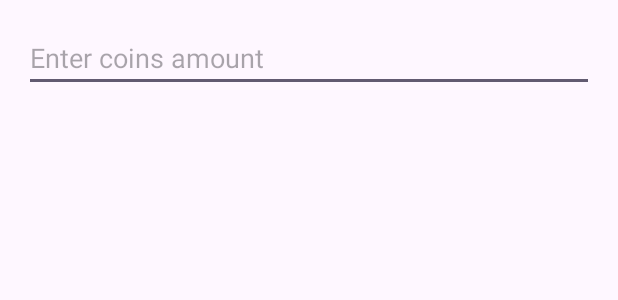
After one commit to Huycute1104/MiniProjectMobile, an Android app: the layout dialog_add_coins.xml on its own in the app's theme, with its tools: preview values and no code run, on a phone screen of 412 x 824 dp. The commit adds this screen. Shown: the top 300 px of the screen. Run offline under Robolectric (Android 15) with nearby library versions, the phone set to English and light mode, and no system bars.

Commit message:
Addcoin -Done

```diff
--- /dev/null
+++ b/app/src/main/res/layout/dialog_add_coins.xml
@@ -0,0 +1,15 @@
+<?xml version="1.0" encoding="utf-8"?>
+<LinearLayout xmlns:android="http://schemas.android.com/apk/res/android"
+    android:layout_width="match_parent"
+    android:layout_height="wrap_content"
+    android:orientation="vertical"
+    android:padding="16dp">
+
+    <EditText
+        android:id="@+id/edtCoins"
+        android:layout_width="match_parent"
+        android:layout_height="wrap_content"
+        android:hint="Enter coins amount"
+        android:inputType="number" />
+
+</LinearLayout>
```
Also changed, not shown: app/src/main/java/com/example/miniproject/LoginActivity.java (+22 -5 lines), app/src/main/java/com/example/miniproject/RaceActivity.java (+52 -0 lines).
